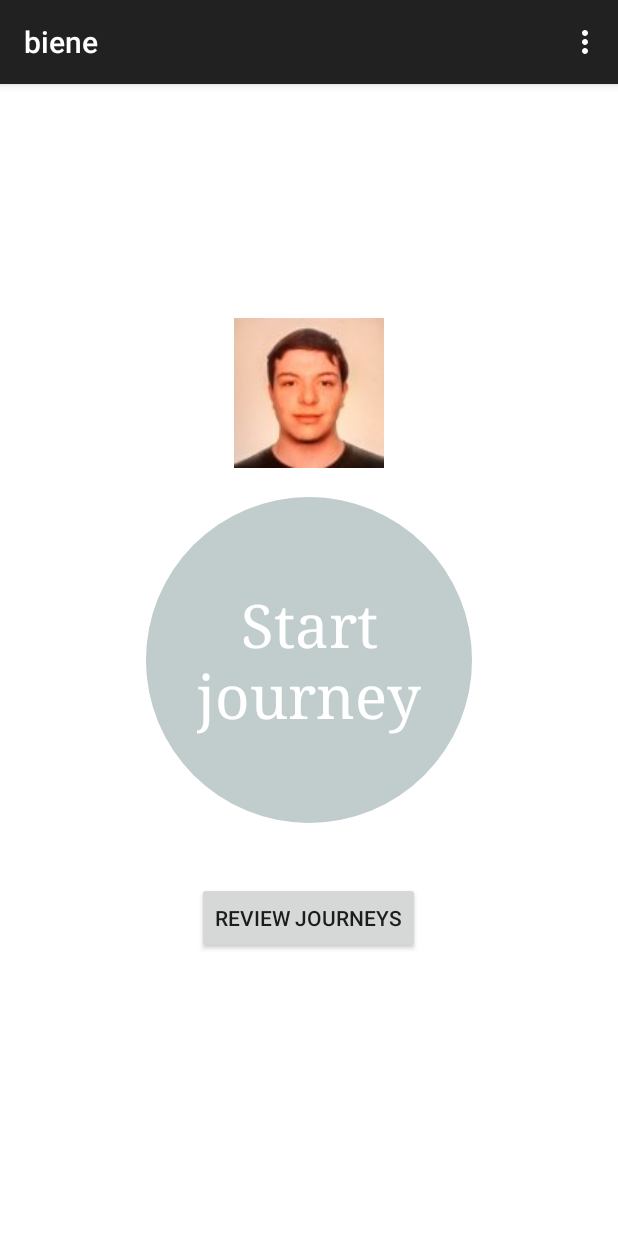
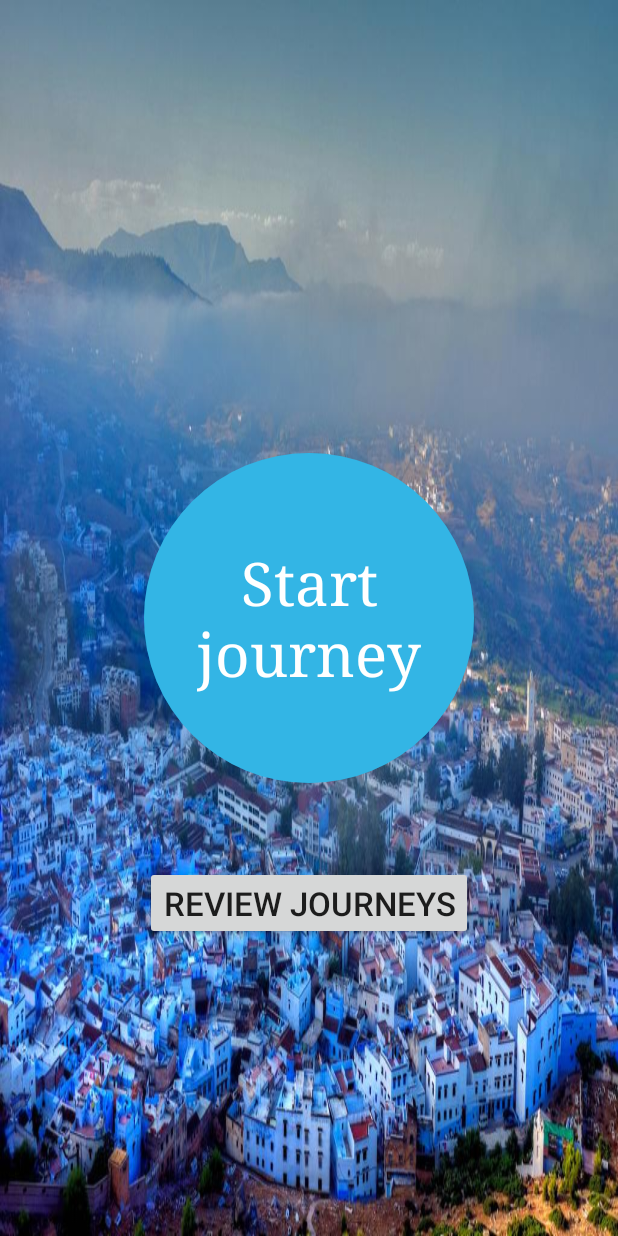
Before and after one commit to Kv0the/biene, an Android app: the screen it shows after launch (MainActivity), on a phone screen of 412 x 824 dp. Run offline under Robolectric (Android 15) with nearby library versions, the phone set to English and light mode, and no system bars.

Commit message:
Final intro UI

```diff
--- a/project/app/src/main/java/angelhack/biene/CircleButton.java
+++ b/project/app/src/main/java/angelhack/biene/CircleButton.java
@@ -122,7 +122,7 @@ public class CircleButton extends ImageView {
         focusPaint.setStyle(Paint.Style.STROKE);
 
         pressedRingWidth = (int) TypedValue.applyDimension(TypedValue.COMPLEX_UNIT_DIP, DEFAULT_PRESSED_RING_WIDTH_DIP, getResources()
-                .getDisplayMetrics());
+                .getDisplayMetrics())*5;
 
         int color = Color.BLACK;
         if (attrs != null) {
--- a/project/app/src/main/java/angelhack/biene/MainActivity.java
+++ b/project/app/src/main/java/angelhack/biene/MainActivity.java
@@ -37,9 +37,9 @@ public class MainActivity extends ActionBarActivity {
         setContentView(R.layout.activity_main);
         final ActionBarActivity context = this;
 
-        TextView txt_journey = (TextView) context.findViewById(R.id.button_start_text);
+        final CircleButton st_journey = (CircleButton) context.findViewById(R.id.btn_start_journey);
 
-        txt_journey.setOnClickListener(new View.OnClickListener() {
+        st_journey.setOnClickListener(new View.OnClickListener() {
             @Override
             public void onClick(View v) {
                 Intent intent = new Intent(context, Journey.class);
@@ -47,13 +47,13 @@ public class MainActivity extends ActionBarActivity {
             }
         });
 
-        CircleButton st_journey = (CircleButton) context.findViewById(R.id.btn_start_journey);
+        TextView txt_journey = (TextView) context.findViewById(R.id.button_start_text);
 
-        st_journey.setOnClickListener(new View.OnClickListener() {
+        txt_journey.setOnClickListener(new View.OnClickListener() {
             @Override
             public void onClick(View v) {
-                Intent intent = new Intent(context, Journey.class);
-                startActivity(intent);
+                st_journey.animate();
+                st_journey.performClick();
             }
         });
 
--- a/project/app/src/main/res/layout/activity_main.xml
+++ b/project/app/src/main/res/layout/activity_main.xml
@@ -8,13 +8,14 @@
     android:paddingTop="@dimen/activity_vertical_margin"
     android:paddingBottom="@dimen/activity_vertical_margin"
     tools:context=".MainActivity"
-    android:background="#ffffffff">
+    android:theme="@style/Theme.AppCompat.NoActionBar"
+    android:background="@drawable/bg">
 
     <angelhack.biene.CircleButton
         android:id="@+id/btn_start_journey"
-        android:layout_width="225dip"
-        android:layout_height="225dip"
-        app:cb_color="#C1CDCD"
+        android:layout_width="260dip"
+        android:layout_height="260dip"
+        app:cb_color="#33b5e5"
         android:layout_centerHorizontal="true"
         android:layout_centerVertical="true" />
 
@@ -26,6 +27,7 @@
         android:layout_marginTop="35dp"
         android:layout_below="@+id/btn_start_journey"
         android:layout_centerHorizontal="true"
+        android:textSize="22dp"
         android:theme="@style/Base.V21.Theme.AppCompat.Light" />
 
     <TextView
@@ -36,19 +38,11 @@
         android:id="@+id/button_start_text"
         android:layout_centerVertical="true"
         android:layout_centerHorizontal="true"
-        android:clickable="true"
+        android:clickable="false"
         android:textSize="40dp"
         android:gravity="center"
         android:typeface="serif"
-        android:textColor="#ffffffff" />
-
-    <ImageView
-        android:layout_width="wrap_content"
-        android:layout_height="wrap_content"
-        android:id="@+id/imageView"
-        android:src="@drawable/alessio"
-        android:layout_marginBottom="15dp"
-        android:layout_above="@+id/btn_start_journey"
-        android:layout_centerHorizontal="true" />
+        android:textColor="#ffffffff"
+        android:focusable="false" />
 
 </RelativeLayout>
--- a/project/app/src/main/res/values/strings.xml
+++ b/project/app/src/main/res/values/strings.xml
@@ -15,8 +15,8 @@
 
 <!-- TODO: Remove or change this placeholder text -->
     <string name="hello_blank_fragment">Hello blank fragment</string>
-    <string name="title_activity_journey">Journey</string>
+    <string name="title_activity_journey">On a journey</string>
     <string name="hello_world">Hello world!</string>
-    <string name="title_activity_review">Review</string>
+    <string name="title_activity_review">Review your journeys</string>
 
 </resources>
```
Also changed, not shown: project/app/src/main/AndroidManifest.xml (+13 -5 lines), project/app/src/main/res/drawable/bg.jpg (added).
